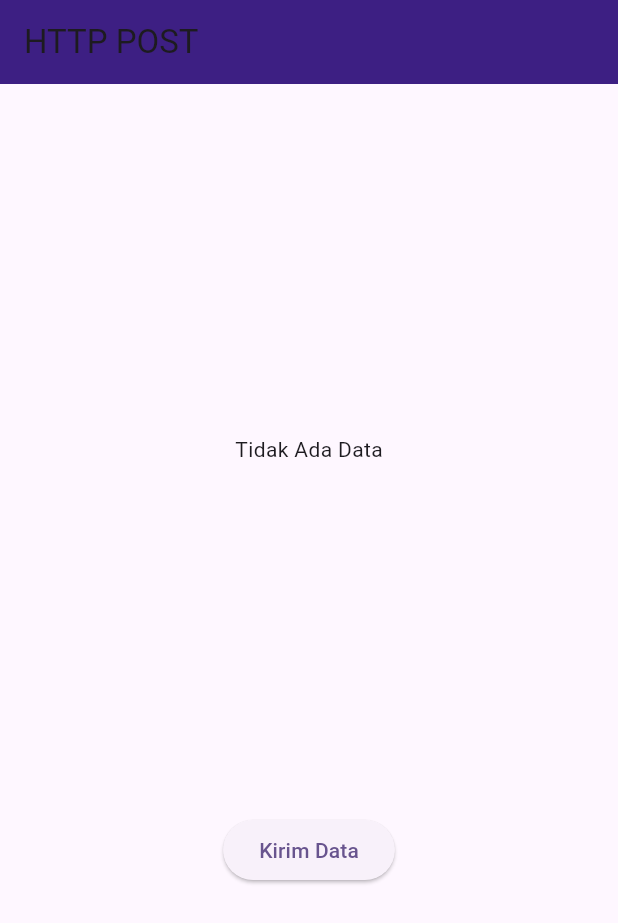
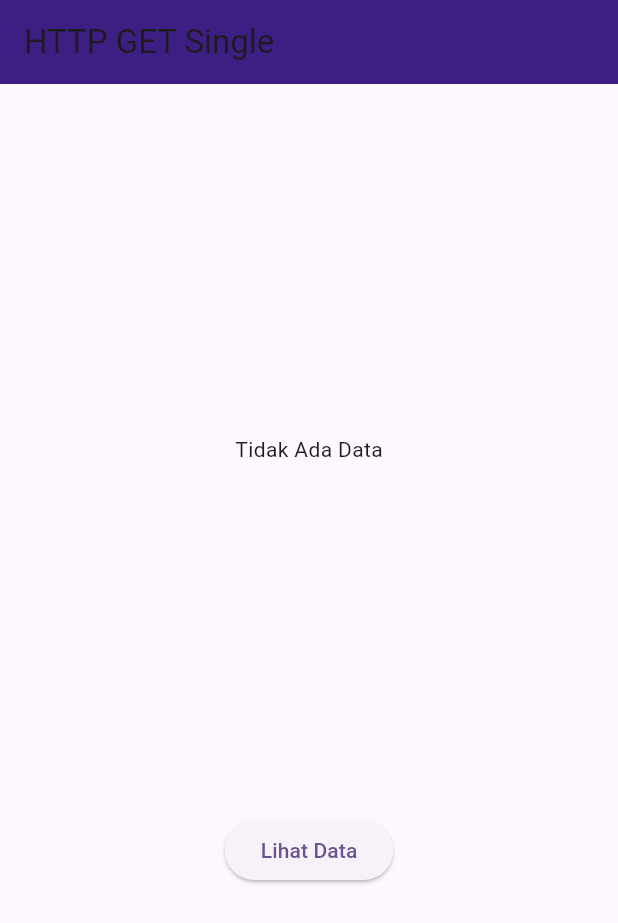
Before and after one commit to BramanTyamahedrawan/flutter_lanjutan, a Flutter app: the HomePage screen opened directly, on a phone screen of 412 x 824 dp. Shown: the top 923 px of the screen. Run offline on Flutter 3.47's test engine with Material 2 defaults, Android fonts, the phone set to English and light mode, and no system bars.

Commit message:
create http get single user
Signed-off-by: bram <brammahendrawan693@gmail.com>

```diff
--- /dev/null
+++ b/lib/02-HTTP-GET/get_result_single.dart
@@ -0,0 +1,31 @@
+import 'dart:convert';
+
+import 'package:http/http.dart' as http;
+
+class HttpGetSingleResult {
+  String? id;
+  String? email;
+  String? name;
+  String? avatar;
+
+  HttpGetSingleResult({this.id, this.email, this.name, this.avatar});
+
+  factory HttpGetSingleResult.createGetSingleResult(
+      Map<String, dynamic> object) {
+    return HttpGetSingleResult(
+      id: object['id'].toString(),
+      email: object['email'],
+      name: object['first_name'] + " " + object['last_name'],
+      avatar: object['avatar'],
+    );
+  }
+
+  static Future<HttpGetSingleResult> connectToAPI(String id) async {
+    var apiUrl = Uri.parse("https://reqres.in/api/users/$id");
+    var apiResult = await http.get(apiUrl);
+
+    var jsonObject = json.decode(apiResult.body);
+
+    return HttpGetSingleResult.createGetSingleResult(jsonObject['data']);
+  }
+}
--- a/lib/01-HTTP-post/http_post.dart
+++ b/lib/02-HTTP-GET/http_get_single.dart
@@ -1,5 +1,5 @@
 import 'package:flutter/material.dart ';
-import 'package:flutter_lanjutan/01-HTTP-post/post_result.dart';
+import 'package:flutter_lanjutan/02-HTTP-GET/get_result_single.dart';
 
 void main() {
   runApp(const MyApp());
@@ -24,38 +24,36 @@ class HomePage extends StatefulWidget {
 }
 
 class _HomePageState extends State<HomePage> {
-  HttpPostResult? httpPostResult;
-  // variabel untuk menampung data dari API POST yang sudah diubah ke dalam bentuk objek
+  HttpGetSingleResult? httpGetSingleResult;
+  // berfungsi untuk menampung data dari API GET yang sudah diubah ke dalam bentuk objek
 
   @override
   Widget build(BuildContext context) {
     return Scaffold(
       appBar: AppBar(
-        title: const Text('HTTP POST'),
+        title: const Text('HTTP GET Single'),
         backgroundColor: const Color.fromARGB(255, 61, 31, 131),
       ),
       body: Center(
         child: Column(
           mainAxisAlignment: MainAxisAlignment.spaceEvenly,
           children: <Widget>[
-            Text((httpPostResult != null)
-                ? "${httpPostResult!.id} | ${httpPostResult!.name} | ${httpPostResult!.job} | ${httpPostResult!.createdAt}"
+            Text((httpGetSingleResult != null)
+                ? "ID: ${httpGetSingleResult!.id} | Email: ${httpGetSingleResult!.email} | Name: ${httpGetSingleResult!.name} | Avatar: ${httpGetSingleResult!.avatar}"
                 : "Tidak Ada Data"),
             // menampilkan data dari API POST yang sudah diubah ke dalam bentuk objek
             // jika data tidak sama dengan null, maka tampilkan data, jika null maka tampilkan "Tidak Ada Data"
             ElevatedButton(
               onPressed: () {
-                HttpPostResult.connectToAPI(
-                        "Braman", "Programmer") // memanggil method connectToAPI
-                    .then((value) {
-                  // ketika method connectToAPI selesai dijalankan, maka akan menjalankan method then
-                  httpPostResult = value;
-                  // httpPostResult akan diisi dengan data dari API POST yang sudah diubah ke dalam bentuk objek
-                  // value adalah data dari API POST yang sudah diubah ke dalam bentuk objek
+                HttpGetSingleResult.connectToAPI("5").then((value) {
+                  // menghubungkan ke API GET
+                  httpGetSingleResult = value;
+                  // mengisi variabel httpGetSingleResult dengan data dari API GET yang sudah diubah ke dalam bentuk objek
                   setState(() {});
+                  // memanggil fungsi setState untuk membangun ulang widget
                 });
               },
-              child: const Text('Kirim Data'),
+              child: const Text('Lihat Data'),
             ),
           ],
         ),
```
